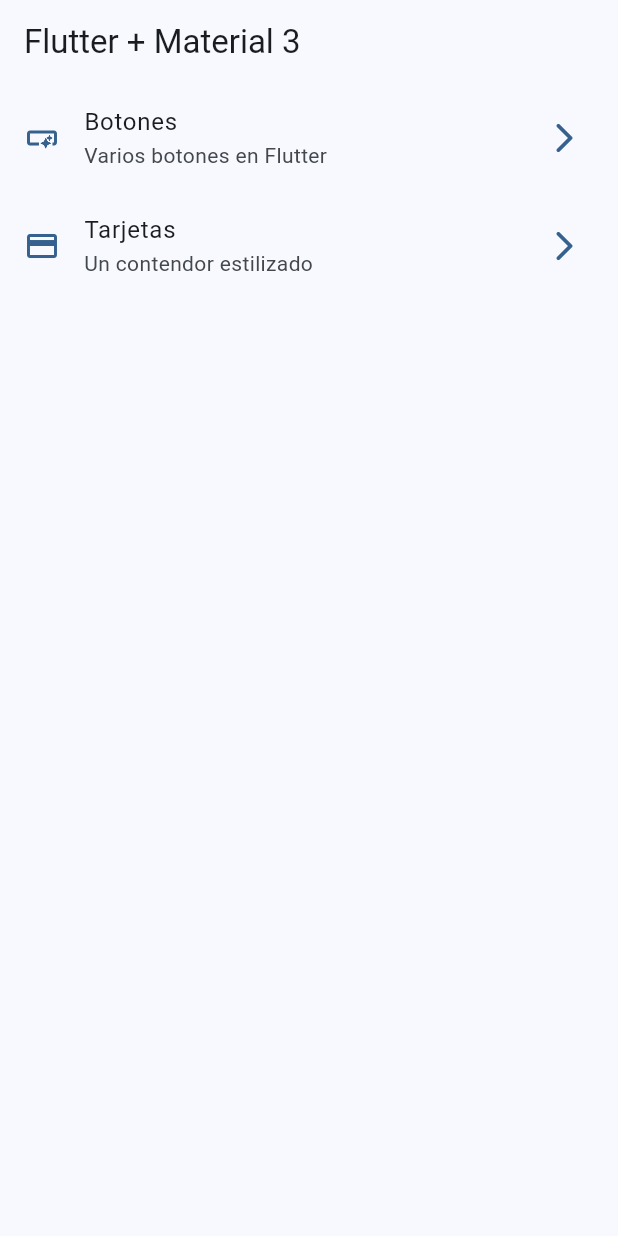
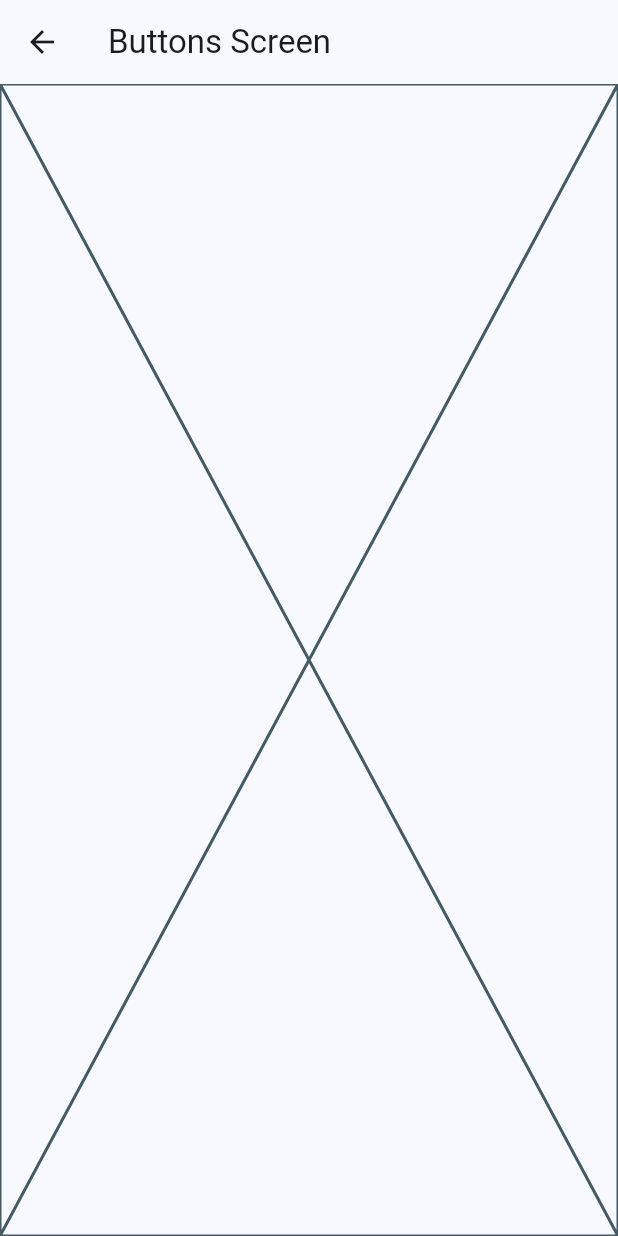
Before and after one commit to albinrk10/widgetsAppRiverpod, a Flutter app: the screen it shows after launch, after a tap on "Botones", on a phone screen of 412 x 824 dp. Run offline on Flutter 3.47's test engine with Material 2 defaults, Android fonts, the phone set to English and light mode, and no system bars.

Commit message:
rutas basicas

```diff
--- a/lib/config/menu/menu_items.dart
+++ b/lib/config/menu/menu_items.dart
@@ -23,7 +23,7 @@
     MenuItem(
     title: 'Tarjetas',
     subTitle: 'Un contendor estilizado',
-    link: '/card',
+    link: '/cards',
     icon: Icons.credit_card
     ),
 ];
--- a/lib/main.dart
+++ b/lib/main.dart
@@ -1,5 +1,7 @@
 import 'package:flutter/material.dart';
 import 'package:widgets_albin/config/theme/app_theme.dart';
+import 'package:widgets_albin/presentation/screens/buttons/buttons_screen.dart';
+import 'package:widgets_albin/presentation/screens/cards/cards_screen.dart';
 import 'package:widgets_albin/presentation/screens/home/home_screen.dart';
 
 void main() {
@@ -14,6 +16,11 @@
     return MaterialApp(
         debugShowCheckedModeBanner: false,
         theme: AppTheme(selectedColor: 0).getTheme(),
-        home: const HomeScreen());
+        home: const HomeScreen(),
+        routes: {
+          '/buttons':(context) => const ButtonsScreen(),
+          '/cards':(context) =>const CardsScreen (),
+        },
+        );
   }
 }
--- /dev/null
+++ b/lib/presentation/screens/buttons/buttons_screen.dart
@@ -0,0 +1,15 @@
+import 'package:flutter/material.dart';
+
+class ButtonsScreen extends StatelessWidget {
+  const ButtonsScreen({super.key});
+
+  @override
+  Widget build(BuildContext context) {
+    return Scaffold(
+      appBar: AppBar(
+        title: const Text('Buttons Screen'),
+      ),
+      body: const Placeholder(),
+    );
+  }
+}
--- a/lib/presentation/screens/home/home_screen.dart
+++ b/lib/presentation/screens/home/home_screen.dart
@@ -1,5 +1,6 @@
 import 'package:flutter/material.dart';
 import 'package:widgets_albin/config/menu/menu_items.dart';
+import 'package:widgets_albin/presentation/screens/buttons/buttons_screen.dart';
 
 class HomeScreen extends StatelessWidget {
   const HomeScreen({super.key});
@@ -43,13 +44,25 @@
     final colors = Theme.of(context).colorScheme;
 
     return ListTile(
-      leading: Icon(menuItem.icon,color: colors.primary,),
-      trailing: Icon(Icons.arrow_forward_ios_rounded,color: colors.primary,),
+      leading: Icon(
+        menuItem.icon,
+        color: colors.primary,
+      ),
+      trailing: Icon(
+        Icons.arrow_forward_ios_rounded,
+        color: colors.primary,
+      ),
       title: Text(menuItem.title),
       subtitle: Text(menuItem.subTitle),
       onTap: () {
-        //TODO:navegar a otra pantalla
+        // Navigator.of(context).push(
+        //   MaterialPageRoute(
+        //     builder: (context) => const ButtonsScreen(),
+        //   ),
+        // );
+        Navigator.pushNamed(context, menuItem.link);
       },
+
     );
   }
 }
```
Also changed, not shown: lib/presentation/screens/cards/cards_screen.dart (added, +15 -0 lines).
